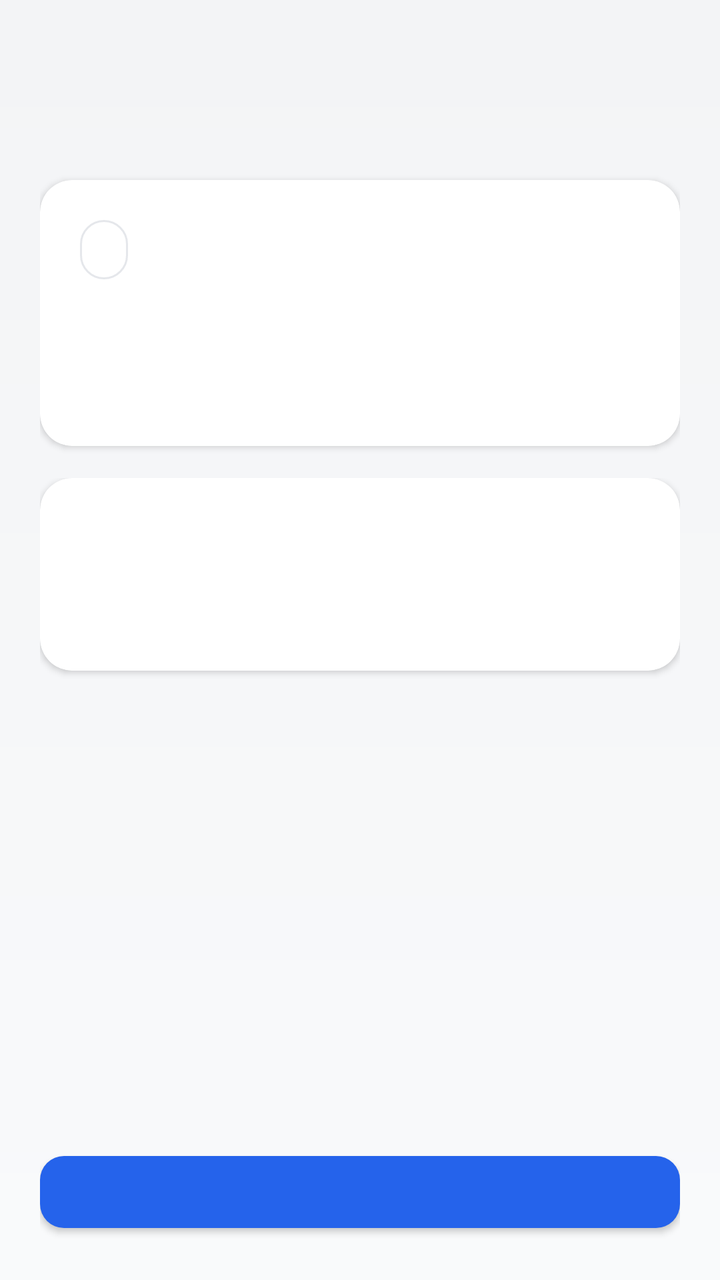
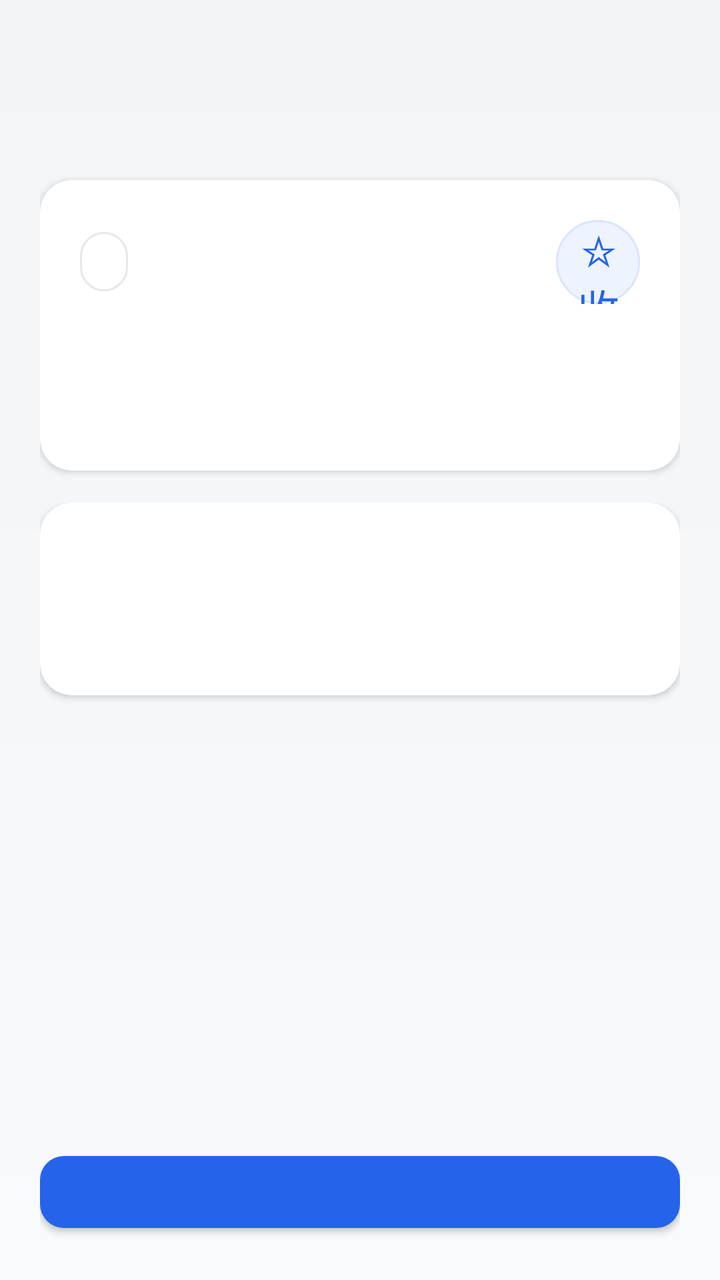

Two renders of the same Android screen: before a commit and after it. Below are the layout's source before the change and the commit's diff.
<!-- AndroidManifest.xml: application theme Theme.AIQuizLite -->
<!-- res/layout/activity_quiz.xml -->
<?xml version="1.0" encoding="utf-8"?>
<LinearLayout xmlns:android="http://schemas.android.com/apk/res/android"
    xmlns:app="http://schemas.android.com/apk/res-auto"
    android:layout_width="match_parent"
    android:layout_height="match_parent"
    android:orientation="vertical"
    android:padding="20dp">

    
    <com.google.android.material.card.MaterialCardView
        android:layout_width="match_parent"
        android:layout_height="wrap_content"
        app:cardBackgroundColor="@color/brand_card"
        app:cardCornerRadius="16dp"
        app:cardElevation="2dp"
        android:layout_marginTop="70dp"
        app:strokeWidth="0dp">

        <LinearLayout
            android:layout_width="match_parent"
            android:layout_height="wrap_content"
            android:orientation="vertical"
            android:padding="20dp">

            
            <TextView
                android:id="@+id/modeTitleText"
                android:layout_width="wrap_content"
                android:layout_height="wrap_content"
                android:background="@drawable/card_background"
                android:paddingHorizontal="12dp"
                android:paddingVertical="6dp"
                android:textColor="@color/brand_primary"
                android:textSize="13sp"
                android:textStyle="bold"
                android:fontFamily="sans-serif-medium" />

            
            <LinearLayout
                android:layout_width="match_parent"
                android:layout_height="wrap_content"
                android:layout_marginTop="12dp"
                android:gravity="center_vertical"
                android:orientation="horizontal">

                <TextView
                    android:id="@+id/progressText"
                    android:layout_width="0dp"
                    android:layout_height="wrap_content"
                    android:layout_weight="1"
                    android:fontFamily="sans-serif-medium"
                    android:textColor="@color/brand_ink"
                    android:textSize="18sp"
                    android:textStyle="bold" />

                <com.google.android.material.button.MaterialButton
                    android:id="@+id/correctionButton"
                    style="@style/ButtonStyle.Secondary"
                    android:layout_width="wrap_content"
                    android:layout_height="wrap_content"
                    android:insetTop="0dp"
                    android:insetBottom="0dp"
                    android:minHeight="34dp"
                    android:paddingStart="12dp"
                    android:paddingEnd="12dp"
                    android:text="答案有误"
                    android:textSize="12sp"
                    android:visibility="gone" />
            </LinearLayout>

            
            <TextView
                android:id="@+id/metaText"
                android:layout_width="wrap_content"
                android:layout_height="wrap_content"
                android:layout_marginTop="8dp"
                android:textColor="@color/brand_text_muted"
                android:textSize="14sp"
                android:lineSpacingExtra="3dp" />
        </LinearLayout>
    </com.google.android.material.card.MaterialCardView>

    
    <ScrollView
        android:id="@+id/contentScrollView"
        android:layout_width="match_parent"
        android:layout_height="0dp"
        android:layout_marginTop="16dp"
        android:layout_weight="1"
        android:fillViewport="true"
        android:scrollbars="none">

        <LinearLayout
            android:layout_width="match_parent"
            android:layout_height="wrap_content"
            android:orientation="vertical">

            
            <com.google.android.material.card.MaterialCardView
                android:layout_width="match_parent"
                android:layout_height="wrap_content"
                app:cardBackgroundColor="@color/brand_card"
                app:cardCornerRadius="16dp"
                app:cardElevation="2dp"
                app:strokeWidth="0dp">

                <LinearLayout
                    android:layout_width="match_parent"
                    android:layout_height="wrap_content"
                    android:orientation="vertical"
                    android:padding="24dp">

                    
                    <TextView
                        android:id="@+id/questionText"
                        android:layout_width="match_parent"
                        android:layout_height="wrap_content"
                        android:textColor="@color/brand_ink"
                        android:textSize="18sp"
                        android:textStyle="bold"
                        android:fontFamily="sans-serif-medium"
                        android:lineSpacingExtra="4dp" />

                    
                    <ImageView
                        android:id="@+id/questionImage"
                        android:layout_width="match_parent"
                        android:layout_height="wrap_content"
                        android:layout_marginTop="20dp"
                        android:adjustViewBounds="true"
                        android:contentDescription="@string/question_image"
                        android:scaleType="fitCenter"
                        android:visibility="gone" />

                    
                    <LinearLayout
                        android:id="@+id/optionsContainer"
                        android:layout_width="match_parent"
                        android:layout_height="wrap_content"
                        android:layout_marginTop="24dp"
                        android:orientation="vertical" />

                    
                    <com.google.android.material.card.MaterialCardView
                        android:id="@+id/feedbackCard"
                        android:layout_width="match_parent"
                        android:layout_height="wrap_content"
                        android:layout_marginTop="20dp"
                        android:visibility="gone"
                        app:cardCornerRadius="12dp"
                        app:cardElevation="0dp"
                        app:strokeWidth="0dp">

                        <LinearLayout
                            android:layout_width="match_parent"
                            android:layout_height="wrap_content"
                            android:orientation="vertical"
                            android:padding="16dp">

                            <TextView
                                android:id="@+id/feedbackText"
                                android:layout_width="match_parent"
                                android:layout_height="wrap_content"
                                android:textColor="@color/brand_ink"
                                android:textSize="15sp"
                                android:lineSpacingExtra="3dp" />
                        </LinearLayout>
                    </com.google.android.material.card.MaterialCardView>
                </LinearLayout>
            </com.google.android.material.card.MaterialCardView>
        </LinearLayout>
    </ScrollView>

    
    <com.google.android.material.button.MaterialButton
        android:id="@+id/primaryButton"
        style="@style/ButtonStyle.Primary"
        android:layout_width="match_parent"
        android:layout_height="wrap_content"
        android:layout_marginTop="16dp" />
</LinearLayout>
<!-- resources referenced by this layout -->
<resources>
  <color name="brand_card">#FFFFFF</color>
  <color name="brand_ink">#111827</color>
  <color name="brand_primary">#2563EB</color>
  <color name="brand_text_muted">#9CA3AF</color>
  <!-- drawable card_background (drawable) -->
  <?xml version="1.0" encoding="utf-8"?>
  <shape xmlns:android="http://schemas.android.com/apk/res/android"
      android:shape="rectangle">
      <solid android:color="#FFFFFF" />
      <corners android:radius="16dp" />
      <stroke
          android:width="1dp"
          android:color="#E5E7EB" />
  </shape>
  <string name="question_image">题目图片</string>
  <style name="ButtonStyle.Primary" parent="Widget.MaterialComponents.Button">
          <item name="backgroundTint">@color/brand_primary</item>
          <item name="cornerRadius">12dp</item>
          <item name="android:textAllCaps">false</item>
          <item name="android:textSize">16sp</item>
          <item name="android:textColor">@color/brand_card</item>
          <item name="android:fontFamily">sans-serif-medium</item>
          <item name="android:minHeight">48dp</item>
          <item name="android:paddingStart">24dp</item>
          <item name="android:paddingEnd">24dp</item>
      </style>
  <style name="ButtonStyle.Secondary" parent="Widget.MaterialComponents.Button.OutlinedButton">
          <item name="cornerRadius">12dp</item>
          <item name="android:textAllCaps">false</item>
          <item name="android:textSize">16sp</item>
          <item name="android:textColor">@color/brand_primary</item>
          <item name="android:fontFamily">sans-serif-medium</item>
          <item name="strokeColor">@color/brand_primary</item>
          <item name="strokeWidth">2dp</item>
          <item name="android:minHeight">48dp</item>
      </style>
  <style name="Theme.AIQuizLite" parent="Theme.MaterialComponents.DayNight.NoActionBar">
          
          <item name="colorPrimary">@color/brand_primary</item>
          <item name="colorPrimaryVariant">@color/brand_primary_dark</item>
          <item name="colorSecondary">@color/brand_success</item>
          <item name="colorSurface">@color/brand_surface</item>
  
          
          <item name="android:statusBarColor">@android:color/transparent</item>
          <item name="android:windowLightStatusBar" tools:targetApi="m">true</item>
  
          
          <item name="android:windowBackground">@drawable/bg_gradient</item>
  
          
          <item name="android:textViewStyle">@style/TextAppearance.App.Body</item>
      </style>
  <color name="brand_primary_dark">#1D4ED8</color>
  <color name="brand_success">#10B981</color>
  <color name="brand_surface">#F9FAFB</color>
  <!-- drawable bg_gradient (drawable) -->
  <?xml version="1.0" encoding="utf-8"?>
  <shape xmlns:android="http://schemas.android.com/apk/res/android">
      <gradient
          android:angle="270"
          android:endColor="#F9FAFB"
          android:startColor="#F3F4F6" />
  </shape>
  <style name="TextAppearance.App.Body" parent="TextAppearance.MaterialComponents.Body1">
          <item name="android:textColor">@color/brand_ink</item>
          <item name="android:textSize">16sp</item>
          <item name="lineHeight">24sp</item>
      </style>
</resources>

<!-- the commit's change to res/layout/activity_quiz.xml (unified diff, before → after) -->
@@ -1,6 +1,7 @@
 <?xml version="1.0" encoding="utf-8"?>
 <LinearLayout xmlns:android="http://schemas.android.com/apk/res/android"
     xmlns:app="http://schemas.android.com/apk/res-auto"
+    android:id="@+id/quizRoot"
     android:layout_width="match_parent"
     android:layout_height="match_parent"
     android:orientation="vertical"
@@ -8,6 +9,7 @@
 
     
     <com.google.android.material.card.MaterialCardView
+        android:id="@+id/headerCard"
         android:layout_width="match_parent"
         android:layout_height="wrap_content"
         app:cardBackgroundColor="@color/brand_card"
@@ -17,66 +19,127 @@
         app:strokeWidth="0dp">
 
         <LinearLayout
+            android:id="@+id/headerContent"
             android:layout_width="match_parent"
             android:layout_height="wrap_content"
             android:orientation="vertical"
             android:padding="20dp">
 
             
-            <TextView
-                android:id="@+id/modeTitleText"
-                android:layout_width="wrap_content"
-                android:layout_height="wrap_content"
-                android:background="@drawable/card_background"
-                android:paddingHorizontal="12dp"
-                android:paddingVertical="6dp"
-                android:textColor="@color/brand_primary"
-                android:textSize="13sp"
-                android:textStyle="bold"
-                android:fontFamily="sans-serif-medium" />
-
-            
             <LinearLayout
                 android:layout_width="match_parent"
                 android:layout_height="wrap_content"
-                android:layout_marginTop="12dp"
                 android:gravity="center_vertical"
                 android:orientation="horizontal">
 
-                <TextView
-                    android:id="@+id/progressText"
+                <FrameLayout
                     android:layout_width="0dp"
                     android:layout_height="wrap_content"
-                    android:layout_weight="1"
-                    android:fontFamily="sans-serif-medium"
-                    android:textColor="@color/brand_ink"
-                    android:textSize="18sp"
-                    android:textStyle="bold" />
+                    android:layout_weight="1">
+
+                    <TextView
+                        android:id="@+id/modeTitleText"
+                        android:layout_width="wrap_content"
+                        android:layout_height="wrap_content"
+                        android:background="@drawable/card_background"
+                        android:ellipsize="end"
+                        android:fontFamily="sans-serif-medium"
+                        android:maxLines="1"
+                        android:paddingHorizontal="12dp"
+                        android:paddingVertical="6dp"
+                        android:textColor="@color/brand_primary"
+                        android:textSize="13sp"
+                        android:textStyle="bold" />
+                </FrameLayout>
 
                 <com.google.android.material.button.MaterialButton
-                    android:id="@+id/correctionButton"
+                    android:id="@+id/favoriteButton"
                     style="@style/ButtonStyle.Secondary"
-                    android:layout_width="wrap_content"
-                    android:layout_height="wrap_content"
+                    android:layout_width="42dp"
+                    android:layout_height="42dp"
+                    android:layout_marginStart="10dp"
+                    android:backgroundTint="@color/brand_primary_soft"
+                    android:contentDescription="@string/favorite_question"
                     android:insetTop="0dp"
                     android:insetBottom="0dp"
-                    android:minHeight="34dp"
-                    android:paddingStart="12dp"
-                    android:paddingEnd="12dp"
-                    android:text="答案有误"
-                    android:textSize="12sp"
-                    android:visibility="gone" />
+                    android:minWidth="0dp"
+                    android:minHeight="0dp"
+                    android:padding="0dp"
+                    android:text="@string/favorite_add"
+                    android:textSize="21sp"
+                    app:cornerRadius="21dp"
+                    app:strokeColor="@color/brand_primary_border"
+                    app:strokeWidth="1dp" />
             </LinearLayout>
+
+            
+            <TextView
+                android:id="@+id/progressText"
+                android:layout_width="match_parent"
+                android:layout_height="wrap_content"
+                android:layout_marginTop="14dp"
+                android:fontFamily="sans-serif-medium"
+                android:textColor="@color/brand_ink"
+                android:textSize="18sp"
+                android:textStyle="bold" />
 
             
             <TextView
                 android:id="@+id/metaText"
                 android:layout_width="wrap_content"
                 android:layout_height="wrap_content"
-                android:layout_marginTop="8dp"
+                android:layout_marginTop="6dp"
+                android:lineSpacingExtra="3dp"
                 android:textColor="@color/brand_text_muted"
-                android:textSize="14sp"
-                android:lineSpacingExtra="3dp" />
+                android:textSize="14sp" />
+
+            
+            <LinearLayout
+                android:id="@+id/correctionPromptRow"
+                android:layout_width="match_parent"
+                android:layout_height="wrap_content"
+                android:layout_marginTop="14dp"
+                android:background="@drawable/bg_correction_prompt"
+                android:gravity="center_vertical"
+                android:minHeight="48dp"
+                android:orientation="horizontal"
+                android:paddingStart="12dp"
+                android:paddingEnd="6dp"
+                android:visibility="gone">
+
+                <TextView
+                    android:layout_width="wrap_content"
+                    android:layout_height="wrap_content"
+                    android:text="@string/correction_prompt_symbol"
+                    android:textColor="@color/brand_error_dark"
+                    android:textSize="14sp"
+                    android:textStyle="bold" />
+
+                <TextView
+                    android:layout_width="0dp"
+                    android:layout_height="wrap_content"
+                    android:layout_marginStart="8dp"
+                    android:layout_weight="1"
+                    android:text="@string/question_answer_may_be_wrong"
+                    android:textColor="@color/brand_error_dark"
+                    android:textSize="13sp" />
+
+                <com.google.android.material.button.MaterialButton
+                    android:id="@+id/correctionButton"
+                    style="@style/Widget.MaterialComponents.Button.TextButton"
+                    android:layout_width="wrap_content"
+                    android:layout_height="40dp"
+                    android:backgroundTint="@android:color/transparent"
+                    android:insetTop="0dp"
+                    android:insetBottom="0dp"
+                    android:minWidth="0dp"
+                    android:minHeight="0dp"
+                    android:paddingStart="10dp"
+                    android:paddingEnd="10dp"
+                    android:text="@string/submit_correction"
+                    android:textColor="@color/brand_error_dark"
+                    android:textSize="13sp" />
+            </LinearLayout>
         </LinearLayout>
     </com.google.android.material.card.MaterialCardView>
 
@@ -97,6 +160,7 @@
 
             
             <com.google.android.material.card.MaterialCardView
+                android:id="@+id/questionCard"
                 android:layout_width="match_parent"
                 android:layout_height="wrap_content"
                 app:cardBackgroundColor="@color/brand_card"
@@ -105,6 +169,7 @@
                 app:strokeWidth="0dp">
 
                 <LinearLayout
+                    android:id="@+id/questionContent"
                     android:layout_width="match_parent"
                     android:layout_height="wrap_content"
                     android:orientation="vertical"
@@ -171,11 +236,20 @@
         </LinearLayout>
     </ScrollView>
 
+    <com.google.android.material.button.MaterialButton
+        android:id="@+id/aiExplanationButton"
+        style="@style/ButtonStyle.Secondary"
+        android:layout_width="match_parent"
+        android:layout_height="wrap_content"
+        android:layout_marginTop="16dp"
+        android:text="@string/ai_explanation"
+        android:visibility="gone" />
+
     
     <com.google.android.material.button.MaterialButton
         android:id="@+id/primaryButton"
         style="@style/ButtonStyle.Primary"
         android:layout_width="match_parent"
         android:layout_height="wrap_content"
-        android:layout_marginTop="16dp" />
+        android:layout_marginTop="10dp" />
 </LinearLayout>
<!-- resource entries referenced after the edit -->
@@ -1,9 +1,19 @@
 <!-- resources referenced by this layout -->
 <resources>
   <color name="brand_card">#FFFFFF</color>
+  <color name="brand_error_dark">#B82A31</color>
   <color name="brand_ink">#111827</color>
   <color name="brand_primary">#2563EB</color>
+  <color name="brand_primary_border">#DBE5FB</color>
+  <color name="brand_primary_soft">#EEF4FF</color>
   <color name="brand_text_muted">#9CA3AF</color>
+  <!-- drawable bg_correction_prompt (drawable) -->
+  <?xml version="1.0" encoding="utf-8"?>
+  <shape xmlns:android="http://schemas.android.com/apk/res/android"
+      android:shape="rectangle">
+      <solid android:color="@color/brand_error_soft" />
+      <corners android:radius="12dp" />
+  </shape>
   <!-- drawable card_background (drawable) -->
   <?xml version="1.0" encoding="utf-8"?>
   <shape xmlns:android="http://schemas.android.com/apk/res/android"
@@ -14,7 +24,13 @@
           android:width="1dp"
           android:color="#E5E7EB" />
   </shape>
+  <string name="ai_explanation">AI讲解</string>
+  <string name="correction_prompt_symbol">!</string>
+  <string name="favorite_add">☆ 收藏</string>
+  <string name="favorite_question">收藏题目</string>
+  <string name="question_answer_may_be_wrong">认为题库答案有误？</string>
   <string name="question_image">题目图片</string>
+  <string name="submit_correction">提交纠错</string>
   <style name="ButtonStyle.Primary" parent="Widget.MaterialComponents.Button">
           <item name="backgroundTint">@color/brand_primary</item>
           <item name="cornerRadius">12dp</item>
@@ -44,7 +60,7 @@
           <item name="colorSurface">@color/brand_surface</item>
   
           
-          <item name="android:statusBarColor">@android:color/transparent</item>
+          <item name="android:statusBarColor">@color/brand_surface</item>
           <item name="android:windowLightStatusBar" tools:targetApi="m">true</item>
   
           
@@ -53,6 +69,7 @@
           
           <item name="android:textViewStyle">@style/TextAppearance.App.Body</item>
       </style>
+  <color name="brand_error_soft">#FFF3F3</color>
   <color name="brand_primary_dark">#1D4ED8</color>
   <color name="brand_success">#10B981</color>
   <color name="brand_surface">#F9FAFB</color>
